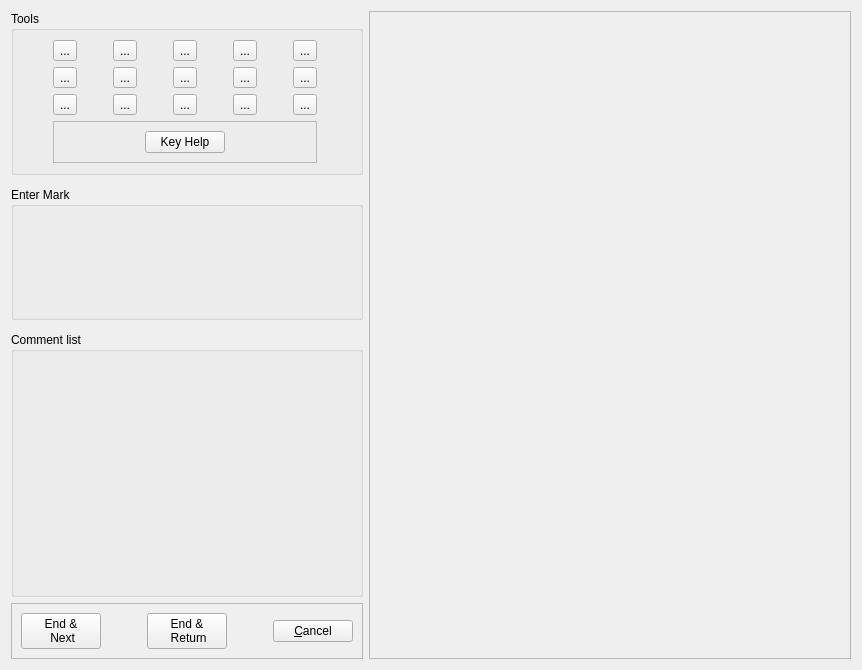
Above: qtCreatorFiles/ui_annotator_righthandmouse.ui from plomgrading/plom before the change. Below: the same form after it.
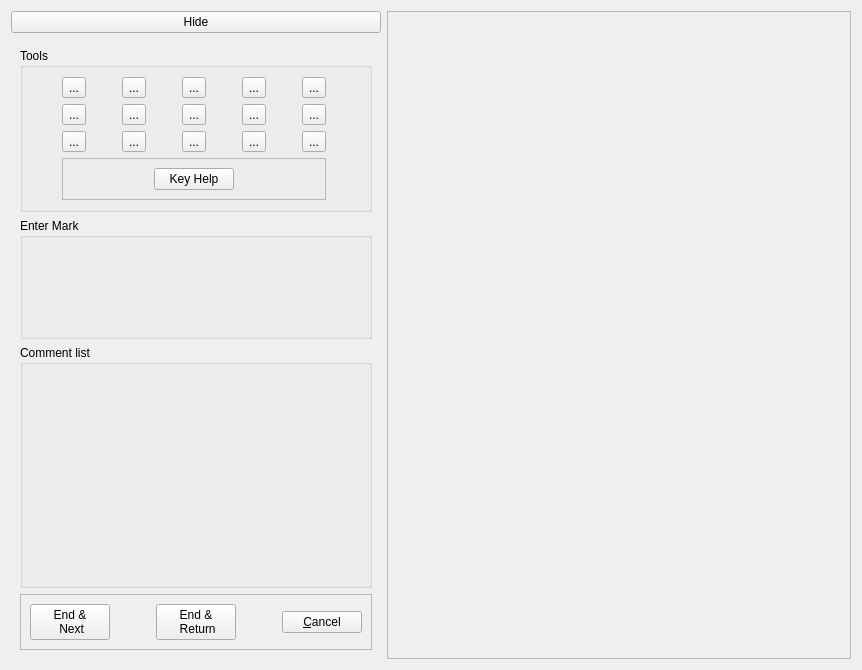
That is the form after the change.

Commit message: Changed highlight of current tool so comment list is more sedate - as per issue #104 Also introduced a hide/reveal button to hide / reveal tools for use on smaller screen - as per #105

```diff
--- a/qtCreatorFiles/ui_annotator_righthandmouse.ui
+++ b/qtCreatorFiles/ui_annotator_righthandmouse.ui
@@ -14,128 +14,7 @@
    <string>Annotate paper</string>
   </property>
   <layout class="QGridLayout" name="gridLayout">
-   <item row="2" column="0">
-    <widget class="QGroupBox" name="markBox">
-     <property name="sizePolicy">
-      <sizepolicy hsizetype="Preferred" vsizetype="Preferred">
-       <horstretch>0</horstretch>
-       <verstretch>1</verstretch>
-      </sizepolicy>
-     </property>
-     <property name="title">
-      <string>Enter Mark</string>
-     </property>
-     <layout class="QGridLayout" name="markGrid">
-      <property name="leftMargin">
-       <number>3</number>
-      </property>
-      <property name="topMargin">
-       <number>3</number>
-      </property>
-      <property name="rightMargin">
-       <number>3</number>
-      </property>
-      <property name="bottomMargin">
-       <number>3</number>
-      </property>
-      <property name="spacing">
-       <number>3</number>
-      </property>
-     </layout>
-    </widget>
-   </item>
-   <item row="5" column="0">
-    <widget class="QFrame" name="frame_2">
-     <property name="frameShape">
-      <enum>QFrame::StyledPanel</enum>
-     </property>
-     <property name="frameShadow">
-      <enum>QFrame::Raised</enum>
-     </property>
-     <layout class="QGridLayout" name="gridLayout_2">
-      <item row="0" column="2">
-       <widget class="QPushButton" name="finishNoRelaunchButton">
-        <property name="text">
-         <string>End &amp;&amp; 
- Return</string>
-        </property>
-       </widget>
-      </item>
-      <item row="0" column="4">
-       <widget class="QPushButton" name="cancelButton">
-        <property name="text">
-         <string>&amp;Cancel</string>
-        </property>
-       </widget>
-      </item>
-      <item row="0" column="0">
-       <widget class="QPushButton" name="finishedButton">
-        <property name="text">
-         <string>End &amp;&amp; 
- Next</string>
-        </property>
-       </widget>
-      </item>
-      <item row="0" column="1">
-       <spacer name="horizontalSpacer">
-        <property name="orientation">
-         <enum>Qt::Horizontal</enum>
-        </property>
-        <property name="sizeHint" stdset="0">
-         <size>
-          <width>40</width>
-          <height>20</height>
-         </size>
-        </property>
-       </spacer>
-      </item>
-      <item row="0" column="3">
-       <spacer name="horizontalSpacer_4">
-        <property name="orientation">
-         <enum>Qt::Horizontal</enum>
-        </property>
-        <property name="sizeHint" stdset="0">
-         <size>
-          <width>40</width>
-          <height>20</height>
-         </size>
-        </property>
-       </spacer>
-      </item>
-     </layout>
-    </widget>
-   </item>
-   <item row="4" column="0">
-    <widget class="QGroupBox" name="groupBox_3">
-     <property name="sizePolicy">
-      <sizepolicy hsizetype="Preferred" vsizetype="Preferred">
-       <horstretch>0</horstretch>
-       <verstretch>2</verstretch>
-      </sizepolicy>
-     </property>
-     <property name="title">
-      <string>Comment list</string>
-     </property>
-     <layout class="QGridLayout" name="commentGrid">
-      <property name="leftMargin">
-       <number>3</number>
-      </property>
-      <property name="topMargin">
-       <number>3</number>
-      </property>
-      <property name="rightMargin">
-       <number>3</number>
-      </property>
-      <property name="bottomMargin">
-       <number>3</number>
-      </property>
-      <property name="spacing">
-       <number>3</number>
-      </property>
-     </layout>
-    </widget>
-   </item>
-   <item row="0" column="1" rowspan="6">
+   <item row="0" column="2" rowspan="6">
     <widget class="QFrame" name="pageFrame">
      <property name="sizePolicy">
       <sizepolicy hsizetype="Preferred" vsizetype="Preferred">
@@ -165,7 +44,10 @@
      </layout>
     </widget>
    </item>
-   <item row="0" column="0">
+   <item row="1" column="1" rowspan="5">
+    <widget class="QFrame" name="hideableBox">
+     <layout class="QVBoxLayout" name="verticalLayout">
+      <item>
     <widget class="QGroupBox" name="groupBox">
      <property name="sizePolicy">
       <sizepolicy hsizetype="Preferred" vsizetype="Preferred">
@@ -200,7 +82,7 @@
         </property>
        </widget>
       </item>
-      <item row="1" column="4">
+         <item row="2" column="4">
        <widget class="QToolButton" name="tickButton">
         <property name="toolTip">
          <string>press d</string>
@@ -213,7 +95,7 @@
         </property>
        </widget>
       </item>
-      <item row="1" column="5">
+         <item row="2" column="5">
        <widget class="QToolButton" name="commentButton">
         <property name="toolTip">
          <string>press f</string>
@@ -226,7 +108,7 @@
         </property>
        </widget>
       </item>
-      <item row="2" column="4">
+         <item row="3" column="4">
        <widget class="QToolButton" name="boxButton">
         <property name="toolTip">
          <string>press c</string>
@@ -236,7 +118,7 @@
         </property>
        </widget>
       </item>
-      <item row="2" column="5">
+         <item row="3" column="5">
        <widget class="QToolButton" name="commentDownButton">
         <property name="toolTip">
          <string>press v</string>
@@ -259,7 +141,7 @@
         </property>
        </widget>
       </item>
-      <item row="1" column="6">
+         <item row="2" column="6">
        <widget class="QToolButton" name="textButton">
         <property name="toolTip">
          <string>press g</string>
@@ -269,7 +151,7 @@
         </property>
        </widget>
       </item>
-      <item row="2" column="6">
+         <item row="3" column="6">
        <widget class="QToolButton" name="lineButton">
         <property name="toolTip">
          <string>press b</string>
@@ -279,7 +161,7 @@
         </property>
        </widget>
       </item>
-      <item row="2" column="3">
+         <item row="3" column="3">
        <widget class="QToolButton" name="deleteButton">
         <property name="toolTip">
          <string>press x</string>
@@ -289,7 +171,7 @@
         </property>
        </widget>
       </item>
-      <item row="1" column="3">
+         <item row="2" column="3">
        <widget class="QToolButton" name="undoButton">
         <property name="toolTip">
          <string>press s</string>
@@ -319,7 +201,7 @@
         </property>
        </widget>
       </item>
-      <item row="1" column="2">
+         <item row="2" column="2">
        <widget class="QToolButton" name="zoomButton">
         <property name="toolTip">
          <string>press a</string>
@@ -329,7 +211,7 @@
         </property>
        </widget>
       </item>
-      <item row="2" column="2">
+         <item row="3" column="2">
        <widget class="QToolButton" name="moveButton">
         <property name="toolTip">
          <string>press z</string>
@@ -339,7 +221,7 @@
         </property>
        </widget>
       </item>
-      <item row="3" column="2" colspan="5">
+         <item row="4" column="2" colspan="5">
        <widget class="QFrame" name="frame">
         <property name="frameShape">
          <enum>QFrame::StyledPanel</enum>
@@ -385,6 +267,137 @@
        </widget>
       </item>
      </layout>
+       </widget>
+      </item>
+      <item>
+       <widget class="QGroupBox" name="markBox">
+        <property name="sizePolicy">
+         <sizepolicy hsizetype="Preferred" vsizetype="Preferred">
+          <horstretch>0</horstretch>
+          <verstretch>1</verstretch>
+         </sizepolicy>
+        </property>
+        <property name="title">
+         <string>Enter Mark</string>
+        </property>
+        <layout class="QGridLayout" name="markGrid">
+         <property name="leftMargin">
+          <number>3</number>
+         </property>
+         <property name="topMargin">
+          <number>3</number>
+         </property>
+         <property name="rightMargin">
+          <number>3</number>
+         </property>
+         <property name="bottomMargin">
+          <number>3</number>
+         </property>
+         <property name="spacing">
+          <number>3</number>
+         </property>
+        </layout>
+       </widget>
+      </item>
+      <item>
+       <widget class="QGroupBox" name="groupBox_3">
+        <property name="sizePolicy">
+         <sizepolicy hsizetype="Preferred" vsizetype="Preferred">
+          <horstretch>0</horstretch>
+          <verstretch>2</verstretch>
+         </sizepolicy>
+        </property>
+        <property name="title">
+         <string>Comment list</string>
+        </property>
+        <layout class="QGridLayout" name="commentGrid">
+         <property name="leftMargin">
+          <number>3</number>
+         </property>
+         <property name="topMargin">
+          <number>3</number>
+         </property>
+         <property name="rightMargin">
+          <number>3</number>
+         </property>
+         <property name="bottomMargin">
+          <number>3</number>
+         </property>
+         <property name="spacing">
+          <number>3</number>
+         </property>
+        </layout>
+       </widget>
+      </item>
+      <item>
+       <widget class="QFrame" name="frame_2">
+        <property name="frameShape">
+         <enum>QFrame::StyledPanel</enum>
+        </property>
+        <property name="frameShadow">
+         <enum>QFrame::Raised</enum>
+        </property>
+        <layout class="QGridLayout" name="gridLayout_2">
+         <item row="0" column="2">
+          <widget class="QPushButton" name="finishNoRelaunchButton">
+           <property name="text">
+            <string>End &amp;&amp; 
+ Return</string>
+           </property>
+          </widget>
+         </item>
+         <item row="0" column="4">
+          <widget class="QPushButton" name="cancelButton">
+           <property name="text">
+            <string>&amp;Cancel</string>
+           </property>
+          </widget>
+         </item>
+         <item row="0" column="0">
+          <widget class="QPushButton" name="finishedButton">
+           <property name="text">
+            <string>End &amp;&amp; 
+ Next</string>
+           </property>
+          </widget>
+         </item>
+         <item row="0" column="1">
+          <spacer name="horizontalSpacer">
+           <property name="orientation">
+            <enum>Qt::Horizontal</enum>
+           </property>
+           <property name="sizeHint" stdset="0">
+            <size>
+             <width>40</width>
+             <height>20</height>
+            </size>
+           </property>
+          </spacer>
+         </item>
+         <item row="0" column="3">
+          <spacer name="horizontalSpacer_4">
+           <property name="orientation">
+            <enum>Qt::Horizontal</enum>
+           </property>
+           <property name="sizeHint" stdset="0">
+            <size>
+             <width>40</width>
+             <height>20</height>
+            </size>
+           </property>
+          </spacer>
+         </item>
+        </layout>
+       </widget>
+      </item>
+     </layout>
+    </widget>
+   </item>
+   <item row="0" column="1">
+    <widget class="QPushButton" name="hideButton">
+     <property name="text">
+      <string>Hide</string>
+     </property>
     </widget>
    </item>
   </layout>
```
Lines whose indentation alone changed are shown as unchanged. The commit also changes 5 other files.
